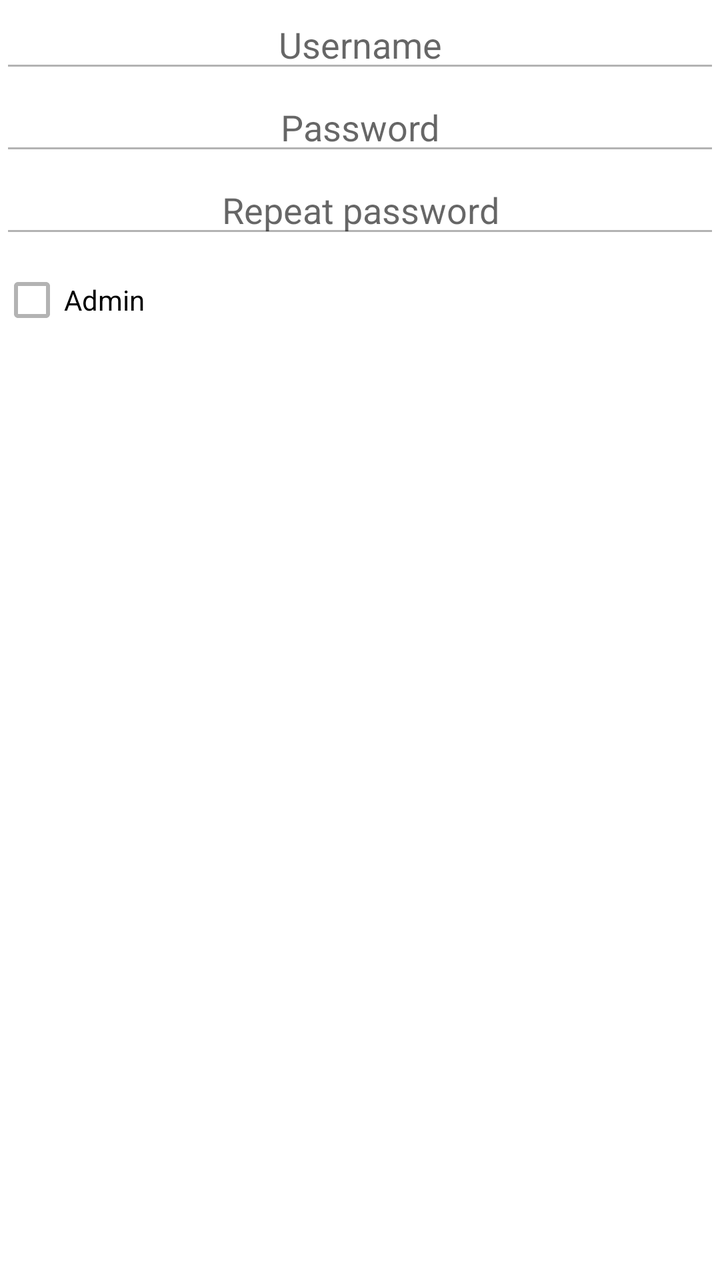
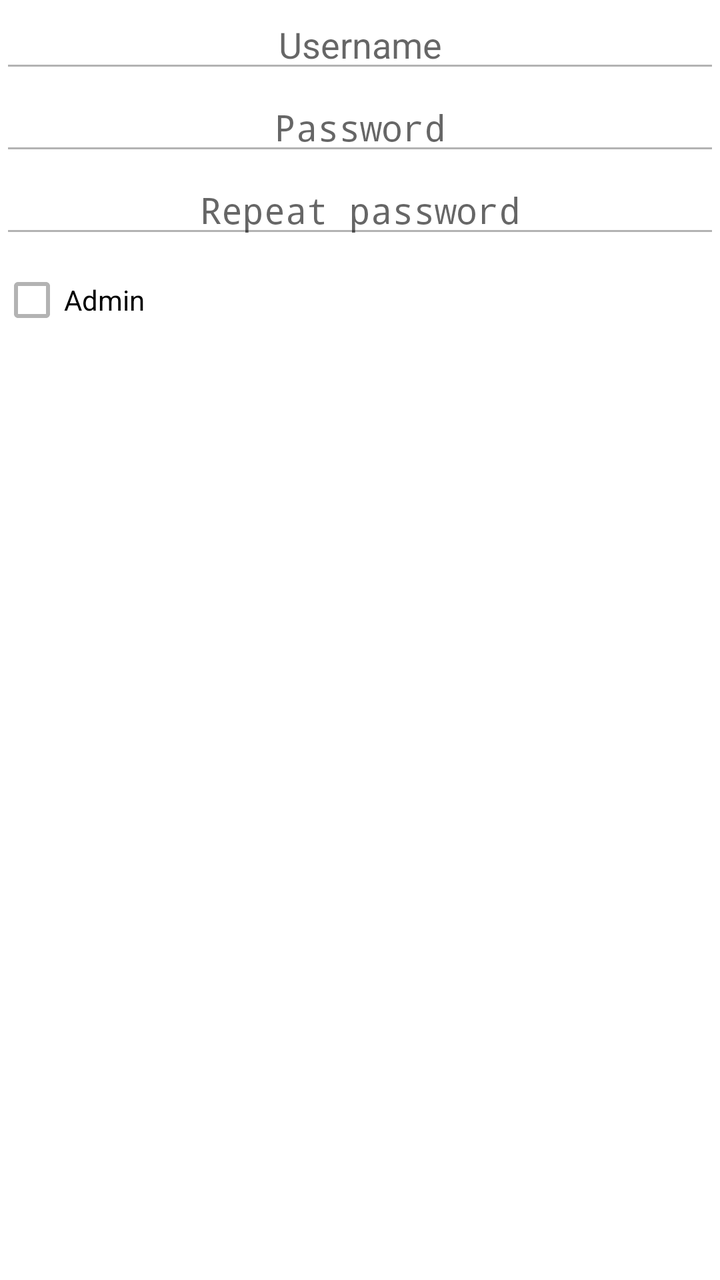

The first picture is an Android layout as it rendered before a commit; the second is the same layout after the commit. The layout source and the unified diff follow.
<!-- AndroidManifest.xml: application theme MainTheme.Light -->
<!-- res/layout/dialog_createuser.xml -->
<?xml version="1.0" encoding="utf-8"?>
<RelativeLayout xmlns:android="http://schemas.android.com/apk/res/android"
    android:layout_width="fill_parent"
    android:layout_height="fill_parent">

    <EditText
        android:id="@+id/username"
        android:layout_width="fill_parent"
        android:layout_height="wrap_content"
        android:gravity="center"
        android:hint="Username" />

    <EditText
        android:id="@+id/pass1"
        android:layout_width="fill_parent"
        android:layout_height="wrap_content"
        android:gravity="center"
        android:hint="Password"
        android:layout_below="@id/username" />

    <EditText
        android:id="@+id/pass2"
        android:layout_width="fill_parent"
        android:layout_height="wrap_content"
        android:gravity="center"
        android:hint="Repeat password"
        android:layout_below="@id/pass1" />

    <CheckBox
        android:id="@+id/admin"
        android:layout_width="fill_parent"
        android:layout_height="wrap_content"
        android:layout_marginTop="10dp"
        android:text="Admin"
        android:layout_below="@id/pass2" />
</RelativeLayout>
<!-- resources referenced by this layout -->
<resources>
  <style name="MainTheme.Light" parent="Theme.AppCompat.Light.NoActionBar">
          <item name="colorAccent">@color/darkgreen</item>
          <item name="android:colorAccent">@color/darkgreen</item>
          <item name="android:colorPrimary">@color/darkgreen</item>
          <item name="android:colorPrimaryDark">@color/darkergreen</item>
          
          <item name="android:actionModeBackground">@color/darkgreen</item>
          <item name="android:actionModeCloseDrawable">@drawable/ic_arrow</item>
  
          <item name="android:textColorPrimary">@color/grey6</item>
          <item name="android:textColorSecondary">@color/grey3</item>
          <item name="android:textColorTertiary">@color/grey4</item>
          <item name="android:colorBackground">@color/white</item>
          <item name="android:colorMultiSelectHighlight">@color/lightgreen</item>
          <item name="android:colorFocusedHighlight">@color/grey1</item>
          <item name="android:textColorHighlight">?android:colorPrimary</item>
      </style>
  <color name="darkgreen">#ff2e8b57</color>
  <color name="darkergreen">#ff29774c</color>
  <!-- drawable ic_arrow (drawable) -->
  <vector xmlns:android="http://schemas.android.com/apk/res/android"
          android:width="24dp"
          android:height="24dp"
          android:viewportWidth="24.0"
          android:viewportHeight="24.0">
      <path
          android:fillColor="#FFFFFFFF"
          android:pathData="M20,11H7.83l5.59,-5.59L12,4l-8,8 8,8 1.41,-1.41L7.83,13H20v-2z"/>
  </vector>
  <color name="grey6">#ff545454</color>
  <color name="grey3">#ffb3b3b3</color>
  <color name="grey4">#ff636363</color>
  <color name="white">#ffffffff</color>
  <color name="lightgreen">#ffb4d7bf</color>
  <color name="grey1">#fff5f5f5</color>
</resources>

<!-- the commit's change to res/layout/dialog_createuser.xml (unified diff, before → after) -->
@@ -1,34 +1,36 @@
 <?xml version="1.0" encoding="utf-8"?>
 <RelativeLayout xmlns:android="http://schemas.android.com/apk/res/android"
-    android:layout_width="fill_parent"
-    android:layout_height="fill_parent">
+    android:layout_width="match_parent"
+    android:layout_height="match_parent">
 
     <EditText
         android:id="@+id/username"
-        android:layout_width="fill_parent"
+        android:layout_width="match_parent"
         android:layout_height="wrap_content"
         android:gravity="center"
         android:hint="Username" />
 
     <EditText
         android:id="@+id/pass1"
-        android:layout_width="fill_parent"
+        android:layout_width="match_parent"
         android:layout_height="wrap_content"
         android:gravity="center"
         android:hint="Password"
+        android:inputType="textPassword"
         android:layout_below="@id/username" />
 
     <EditText
         android:id="@+id/pass2"
-        android:layout_width="fill_parent"
+        android:layout_width="match_parent"
         android:layout_height="wrap_content"
         android:gravity="center"
         android:hint="Repeat password"
+        android:inputType="textPassword"
         android:layout_below="@id/pass1" />
 
     <CheckBox
         android:id="@+id/admin"
-        android:layout_width="fill_parent"
+        android:layout_width="match_parent"
         android:layout_height="wrap_content"
         android:layout_marginTop="10dp"
         android:text="Admin"
